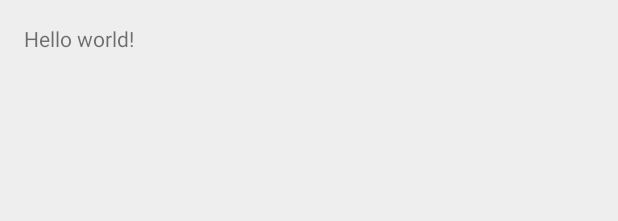
After one commit to nvg58/LocalloVN, an Android app: the layout activity_setting.xml on its own in the app's theme, with its tools: preview values and no code run, on a phone screen of 412 x 824 dp. The commit adds this screen. Shown: the top 221 px of the screen. Run offline under Robolectric (Android 15) with nearby library versions, the phone set to English and light mode, and no system bars.

Commit message:
add placeholder fragment and activity

```diff
--- a/app/src/main/java/com/locol/locol/MyNavigationDrawer.java
+++ b/app/src/main/java/com/locol/locol/MyNavigationDrawer.java
@@ -34,18 +34,18 @@ public class MyNavigationDrawer extends MaterialNavigationDrawer {
         this.addSection(newSection(
                 "Explore",
                 R.mipmap.ic_explore_grey600_24dp,
-                new FeedFragment()).setSectionColor(getResources().getColor(R.color.colorExplorePrimary),
+                new ExploreFragment()).setSectionColor(getResources().getColor(R.color.colorExplorePrimary),
                 getResources().getColor(R.color.colorExplorePrimaryDark)));
 
         this.addSection(newSection(
                 "Profile",
                 R.mipmap.ic_account_box_grey600_24dp,
-                new FeedFragment()).setSectionColor(getResources().getColor(R.color.colorAccountPrimary),
+                new ProfileFragment()).setSectionColor(getResources().getColor(R.color.colorAccountPrimary),
                 getResources().getColor(R.color.colorAccountPrimaryDark)));
 
         this.addBottomSection(newSection(
                 "Settings",
-                new FeedFragment()));
+                new SettingActivity()));
 
         this.addBottomSection(newSection(
                 "Help & Feedback",
--- /dev/null
+++ b/app/src/main/res/layout/activity_setting.xml
@@ -0,0 +1,16 @@
+<RelativeLayout xmlns:android="http://schemas.android.com/apk/res/android"
+    xmlns:tools="http://schemas.android.com/tools"
+    android:layout_width="match_parent"
+    android:layout_height="match_parent"
+    android:paddingBottom="@dimen/activity_vertical_margin"
+    android:paddingLeft="@dimen/activity_horizontal_margin"
+    android:paddingRight="@dimen/activity_horizontal_margin"
+    android:paddingTop="@dimen/activity_vertical_margin"
+    tools:context="com.locol.locol.SettingActivity">
+
+    <TextView
+        android:layout_width="wrap_content"
+        android:layout_height="wrap_content"
+        android:text="@string/hello_world" />
+
+</RelativeLayout>
--- /dev/null
+++ b/app/src/main/res/menu/menu_setting.xml
@@ -0,0 +1,6 @@
+<menu xmlns:android="http://schemas.android.com/apk/res/android"
+    xmlns:app="http://schemas.android.com/apk/res-auto"
+    xmlns:tools="http://schemas.android.com/tools" tools:context="com.locol.locol.SettingActivity">
+    <item android:id="@+id/action_settings" android:title="@string/action_settings"
+        android:orderInCategory="100" app:showAsAction="never" />
+</menu>
--- a/app/src/main/res/values/strings.xml
+++ b/app/src/main/res/values/strings.xml
@@ -13,4 +13,5 @@
 <!-- TODO: Remove or change this placeholder text -->
     <string name="hello_blank_fragment">Hello blank fragment</string>
     <string name="title_activity_walkthrough">WalkthroughActivity</string>
+    <string name="title_activity_setting">SettingActivity</string>
 </resources>
```
Also changed, not shown: app/src/main/AndroidManifest.xml (+11 -3 lines), app/src/main/java/com/locol/locol/ExploreFragment.java (added, +30 -0 lines), app/src/main/java/com/locol/locol/ProfileFragment.java (added, +30 -0 lines), app/src/main/java/com/locol/locol/SettingActivity.java (added, +39 -0 lines), app/src/main/res/layout/custom_event_row.xml (+4 -3 lines), app/src/main/res/layout/fragment_explore.xml (added, +9 -0 lines), app/src/main/res/layout/fragment_profile.xml (added, +9 -0 lines).
